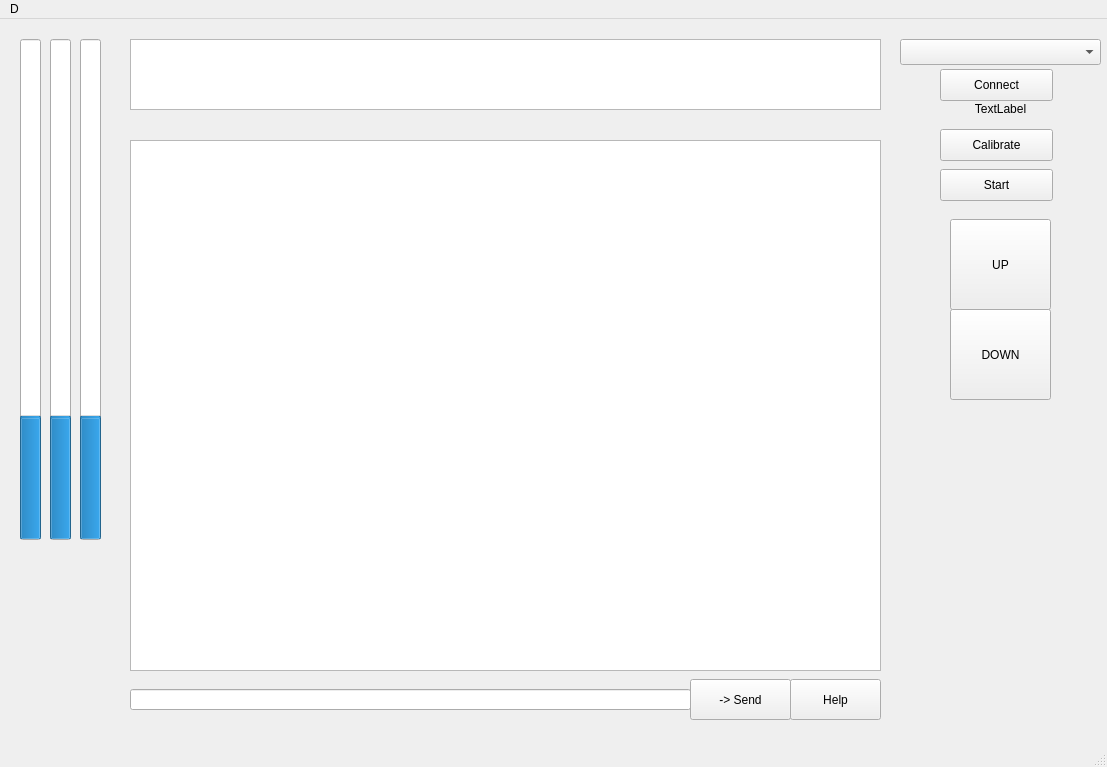
Above: src/ui/main.ui from OndrejPistora/thymos-loader before the change. Below: the same form after it.
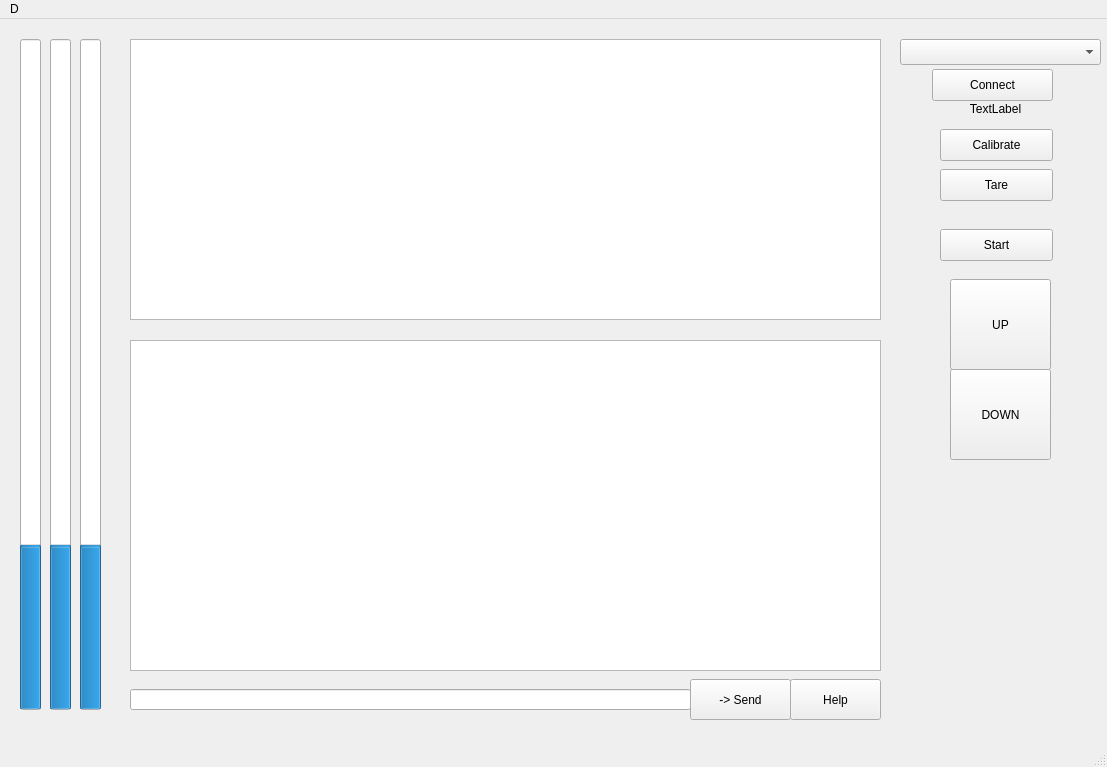
That is the form after the change. Custom widgets are drawn as their Qt base class.

Commit message: calibrate, tare, ...

What changed in the file:
```diff
--- a/src/ui/main.ui
+++ b/src/ui/main.ui
@@ -20,7 +20,7 @@
       <x>130</x>
       <y>20</y>
       <width>751</width>
-      <height>71</height>
+      <height>281</height>
      </rect>
     </property>
    </widget>
@@ -28,7 +28,7 @@
     <property name="geometry">
      <rect>
       <x>940</x>
-      <y>150</y>
+      <y>210</y>
       <width>113</width>
       <height>32</height>
      </rect>
@@ -40,9 +40,9 @@
    <widget class="QPushButton" name="buttonConnect">
     <property name="geometry">
      <rect>
-      <x>940</x>
+      <x>932</x>
       <y>50</y>
-      <width>113</width>
+      <width>121</width>
       <height>32</height>
      </rect>
     </property>
@@ -53,9 +53,9 @@
    <widget class="QLabel" name="labelConnection">
     <property name="geometry">
      <rect>
-      <x>950</x>
+      <x>940</x>
       <y>80</y>
-      <width>101</width>
+      <width>111</width>
       <height>20</height>
      </rect>
     </property>
@@ -72,7 +72,7 @@
       <x>50</x>
       <y>20</y>
       <width>21</width>
-      <height>501</height>
+      <height>671</height>
      </rect>
     </property>
     <property name="value">
@@ -88,7 +88,7 @@
       <x>80</x>
       <y>20</y>
       <width>21</width>
-      <height>501</height>
+      <height>671</height>
      </rect>
     </property>
     <property name="value">
@@ -104,7 +104,7 @@
       <x>20</x>
       <y>20</y>
       <width>21</width>
-      <height>501</height>
+      <height>671</height>
      </rect>
     </property>
     <property name="value">
@@ -118,7 +118,7 @@
     <property name="geometry">
      <rect>
       <x>950</x>
-      <y>200</y>
+      <y>260</y>
       <width>101</width>
       <height>91</height>
      </rect>
@@ -131,7 +131,7 @@
     <property name="geometry">
      <rect>
       <x>950</x>
-      <y>290</y>
+      <y>350</y>
       <width>101</width>
       <height>91</height>
      </rect>
@@ -154,9 +154,9 @@
     <property name="geometry">
      <rect>
       <x>130</x>
-      <y>121</y>
+      <y>321</y>
       <width>751</width>
-      <height>531</height>
+      <height>331</height>
      </rect>
     </property>
    </widget>
@@ -209,6 +209,19 @@
      <string>Calibrate</string>
     </property>
    </widget>
+   <widget class="QPushButton" name="buttonTare">
+    <property name="geometry">
+     <rect>
+      <x>940</x>
+      <y>150</y>
+      <width>113</width>
+      <height>32</height>
+     </rect>
+    </property>
+    <property name="text">
+     <string>Tare</string>
+    </property>
+   </widget>
   </widget>
   <widget class="QMenuBar" name="menubar">
    <property name="geometry">
```
The commit also changes 1 other file.
